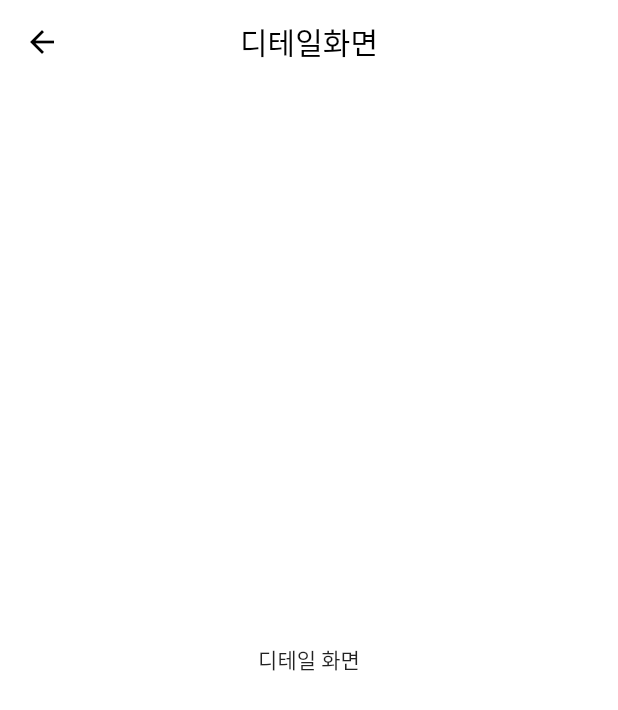
After one commit to cw-hanna/flutter_clean_architecture_sample, a Flutter app: the CommitDetailScreen screen opened directly, on a phone screen of 412 x 824 dp. The commit adds this screen. Shown: the top 710 px of the screen. Run offline on Flutter 3.47's test engine with Material 2 defaults, Android fonts, the phone set to English and light mode, and no system bars; our stand-ins replace freezed_annotation.

Commit message:
add detailScreen

```diff
--- /dev/null
+++ b/lib/presentation/home/commit_detail_screen.dart
@@ -0,0 +1,29 @@
+import 'package:flutter/material.dart';
+
+class CommitDetailScreen extends StatelessWidget {
+  const CommitDetailScreen({Key? key}) : super(key: key);
+
+  @override
+  Widget build(BuildContext context) {
+    return Scaffold(
+      appBar: AppBar(
+        centerTitle: true,
+        leading: const BackButton(
+          color: Colors.black,
+        ),
+        title: const Text(
+          '디테일화면',
+          style: TextStyle(color: Colors.black),
+        ),
+        backgroundColor: Colors.white,
+        elevation: 0,
+      ),
+      body: Container(
+        color: Colors.white,
+        child: const Center(
+          child: Text('디테일 화면'),
+        ),
+      ),
+    );
+  }
+}
```
Also changed, not shown: lib/presentation/home/widget/commit_widget.dart (+11 -1 lines).
